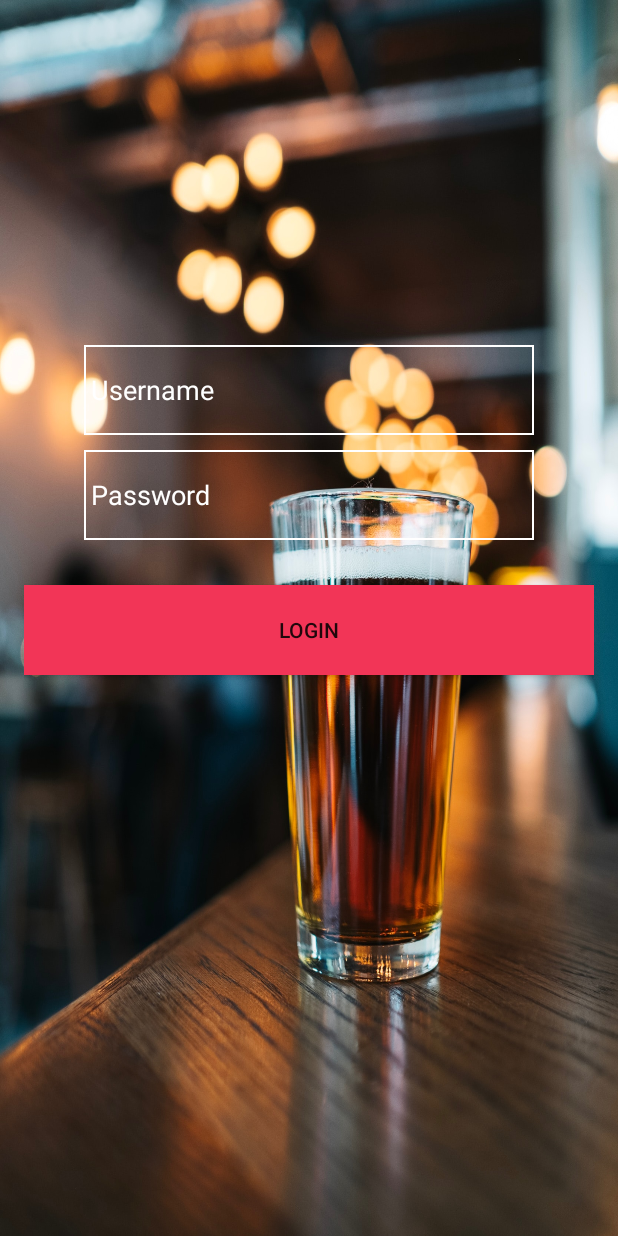
After one commit to stimitom/ErasmusPartyApp, an Android app: the RegistrationActivity screen opened directly, with no data from a screen before it, on a phone screen of 412 x 824 dp. The commit adds this screen. Run offline under Robolectric (Android 15) with nearby library versions, the phone set to English and light mode, and no system bars.

Commit message:
Designed (stole) some nice Login xml

```diff
--- a/app/src/main/AndroidManifest.xml
+++ b/app/src/main/AndroidManifest.xml
@@ -9,7 +9,8 @@
         android:roundIcon="@mipmap/ic_launcher_round"
         android:supportsRtl="true"
         android:theme="@style/Theme.AppCompat.Light.NoActionBar">
-        <activity android:name=".VenuesListActivity"></activity>
+        <activity android:name=".RegistrationActivity"></activity>
+        <activity android:name=".VenuesListActivity" />
         <activity android:name=".AttendPartyActivity" />
         <activity android:name=".LauncherActivity">
             <intent-filter>
--- /dev/null
+++ b/app/src/main/java/com/stimitom/erasmuspartyapp/RegistrationActivity.java
@@ -0,0 +1,14 @@
+package com.stimitom.erasmuspartyapp;
+
+import androidx.appcompat.app.AppCompatActivity;
+
+import android.os.Bundle;
+
+public class RegistrationActivity extends AppCompatActivity {
+
+    @Override
+    protected void onCreate(Bundle savedInstanceState) {
+        super.onCreate(savedInstanceState);
+        setContentView(R.layout.activity_registration);
+    }
+}
--- a/app/src/main/java/com/stimitom/erasmuspartyapp/VenuesListActivity.java
+++ b/app/src/main/java/com/stimitom/erasmuspartyapp/VenuesListActivity.java
@@ -49,25 +49,25 @@ public class VenuesListActivity extends AppCompatActivity {
 
         checkIfDialogNeeded();
 
-//
-//
-//            DatabaseMethods.saveVenueToDatabase(new Venue("Dzempub", R.drawable.bk_logo, "3/5"));
-//            DatabaseMethods.saveVenueToDatabase(new Venue("Taboo", R.drawable.bk_logo, "2/5"));
-//            DatabaseMethods.saveVenueToDatabase(new Venue("Listas", R.drawable.bk_logo, "1/5"));
-//            DatabaseMethods.saveVenueToDatabase(new Venue("DejaVu", R.drawable.bk_logo, "3/5"));
-//            DatabaseMethods.saveVenueToDatabase(new Venue("Pjazz", R.drawable.bk_logo, "4/5"));
-//            DatabaseMethods.saveVenueToDatabase(new Venue("B20", R.drawable.bk_logo, "3/5"));
-//            DatabaseMethods.saveVenueToDatabase(new Venue("Blue", R.drawable.bk_logo, "3/5"));
-//            DatabaseMethods.saveVenueToDatabase(new Venue("Green", R.drawable.bk_logo, "3/5"));
-//            DatabaseMethods.saveVenueToDatabase(new Venue("Yellow", R.drawable.bk_logo, "3/5"));
-//            DatabaseMethods.saveVenueToDatabase(new Venue("Brown", R.drawable.bk_logo, "2/5"));
-//            DatabaseMethods.saveVenueToDatabase(new Venue("Black", R.drawable.bk_logo, "3/5"));
-//            DatabaseMethods.saveVenueToDatabase(new Venue("Grey", R.drawable.bk_logo, "3/5"));
-//            DatabaseMethods.saveVenueToDatabase(new Venue("White", R.drawable.bk_logo, "4/5"));
-//            DatabaseMethods.saveVenueToDatabase(new Venue("Purple", R.drawable.bk_logo, "3/5"));
-//            DatabaseMethods.saveVenueToDatabase(new Venue("Red", R.drawable.bk_logo, "1/5"));
-//            DatabaseMethods.saveVenueToDatabase(new Venue("Magenta", R.drawable.bk_logo, "5/5"));
-//            DatabaseMethods.saveVenueToDatabase(new Venue("Some Shithole", R.drawable.bk_logo, "5/5"));
+
+
+            DatabaseMethods.saveVenueToDatabase(new Venue("Dzempub", R.drawable.bk_logo, "3/5"));
+            DatabaseMethods.saveVenueToDatabase(new Venue("Taboo", R.drawable.bk_logo, "2/5"));
+            DatabaseMethods.saveVenueToDatabase(new Venue("Listas", R.drawable.bk_logo, "1/5"));
+            DatabaseMethods.saveVenueToDatabase(new Venue("DejaVu", R.drawable.bk_logo, "3/5"));
+            DatabaseMethods.saveVenueToDatabase(new Venue("Pjazz", R.drawable.bk_logo, "4/5"));
+            DatabaseMethods.saveVenueToDatabase(new Venue("B20", R.drawable.bk_logo, "3/5"));
+            DatabaseMethods.saveVenueToDatabase(new Venue("Blue", R.drawable.bk_logo, "3/5"));
+            DatabaseMethods.saveVenueToDatabase(new Venue("Green", R.drawable.bk_logo, "3/5"));
+            DatabaseMethods.saveVenueToDatabase(new Venue("Yellow", R.drawable.bk_logo, "3/5"));
+            DatabaseMethods.saveVenueToDatabase(new Venue("Brown", R.drawable.bk_logo, "2/5"));
+            DatabaseMethods.saveVenueToDatabase(new Venue("Black", R.drawable.bk_logo, "3/5"));
+            DatabaseMethods.saveVenueToDatabase(new Venue("Grey", R.drawable.bk_logo, "3/5"));
+            DatabaseMethods.saveVenueToDatabase(new Venue("White", R.drawable.bk_logo, "4/5"));
+            DatabaseMethods.saveVenueToDatabase(new Venue("Purple", R.drawable.bk_logo, "3/5"));
+            DatabaseMethods.saveVenueToDatabase(new Venue("Red", R.drawable.bk_logo, "1/5"));
+            DatabaseMethods.saveVenueToDatabase(new Venue("Magenta", R.drawable.bk_logo, "5/5"));
+            DatabaseMethods.saveVenueToDatabase(new Venue("Some Shithole", R.drawable.bk_logo, "5/5"));
 
         setUpRecyclerView();
     }
--- /dev/null
+++ b/app/src/main/res/drawable/buttonstyleclicked.xml
@@ -0,0 +1,5 @@
+<?xml version="1.0" encoding="utf-8"?>
+<shape android:shape="rectangle"
+    xmlns:android="http://schemas.android.com/apk/res/android" >
+    <solid android:color="#f16a82"/>
+</shape>
--- /dev/null
+++ b/app/src/main/res/drawable/buttonstylenormal.xml
@@ -0,0 +1,7 @@
+<?xml version="1.0" encoding="utf-8"?>
+<shape android:shape="rectangle"
+    xmlns:android="http://schemas.android.com/apk/res/android" >
+    <solid android:color="#f23557"/>
+
+
+</shape>
--- /dev/null
+++ b/app/src/main/res/drawable/buttonstyleselector.xml
@@ -0,0 +1,5 @@
+<?xml version="1.0" encoding="utf-8"?>
+<selector xmlns:android="http://schemas.android.com/apk/res/android">
+    <item android:drawable="@drawable/buttonstylenormal" />
+    <item android:drawable="@drawable/buttonstyleclicked" android:state_pressed="true"/>
+</selector>
--- /dev/null
+++ b/app/src/main/res/drawable/edittextstyle.xml
@@ -0,0 +1,8 @@
+<?xml version="1.0" encoding="utf-8"?>
+<shape xmlns:android="http://schemas.android.com/apk/res/android"
+    android:shape="rectangle">
+    <stroke
+        android:width="1dp"
+        android:color="#fff" />
+    <padding android:left="5dp"/>
+</shape>
--- /dev/null
+++ b/app/src/main/res/layout/activity_registration.xml
@@ -0,0 +1,42 @@
+<?xml version="1.0" encoding="utf-8"?>
+<RelativeLayout xmlns:android="http://schemas.android.com/apk/res/android"
+    android:id="@+id/activity_registration"
+    android:layout_width="match_parent"
+    android:layout_height="match_parent"
+    android:background="@drawable/beer_photo"
+    android:paddingHorizontal="16dp">
+
+    <LinearLayout
+        android:paddingTop="230dp"
+        android:layout_width="match_parent"
+        android:layout_height="match_parent"
+        android:orientation="vertical">
+        <EditText
+            android:textColor="#fff"
+            android:textColorHint="#fff"
+            android:background="@drawable/edittextstyle"
+            android:layout_width="300dp"
+            android:layout_height="60dp"
+            android:layout_gravity="center"
+            android:hint="@string/username" />
+        <EditText
+            android:textColor="#fff"
+            android:textColorHint="#fff"
+            android:background="@drawable/edittextstyle"
+            android:layout_marginTop="10dp"
+            android:layout_width="300dp"
+            android:layout_height="60dp"
+            android:layout_gravity="center"
+            android:hint="@string/password" />
+
+        <Button
+            android:layout_height="60dp"
+            android:layout_width="match_parent"
+            android:layout_marginTop="30dp"
+            android:background="@drawable/buttonstyleselector"
+            android:gravity="center"
+            android:text="@string/login" />
+    </LinearLayout>
+
+
+</RelativeLayout>
--- a/app/src/main/res/values/strings.xml
+++ b/app/src/main/res/values/strings.xml
@@ -14,6 +14,8 @@
     <string name="sort">Sort</string>
     <string name="search">Search</string>
     <string name="username">Username</string>
+    <string name="password">Password</string>
+    <string name="login">Login</string>
     <string name="nationality">Nationality</string>
     <string-array name="countries">
         <item>Afghanistan</item>
```
Also changed, not shown: app/src/main/res/drawable-v24/beer_photo.jpg (added).
